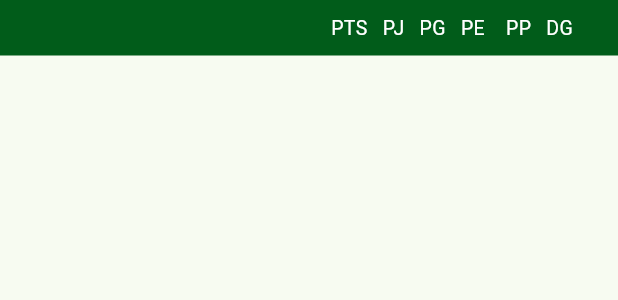
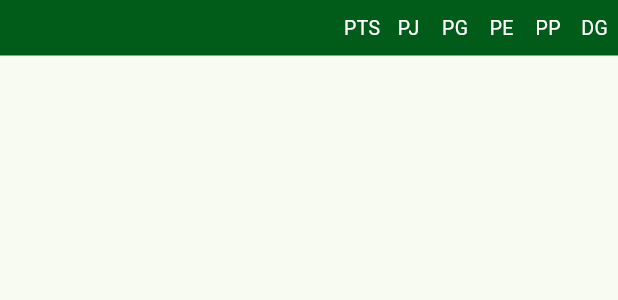
Before and after one commit to Churque/InterCarrera, a Flutter app: the GrupoInfoWidget widget shown alone on an empty page, opened directly with empty values, on a phone screen of 412 x 824 dp. Shown: the top 300 px of the screen. Run offline on Flutter 3.47's test engine with Material 3 defaults, Android fonts, the phone set to English and light mode, and no system bars; our stand-ins replace cloud_firestore, firebase_core; accounts and stored records are empty; network calls fail.

Commit message:
correcion clasificacion

```diff
--- a/lib/app/pages/clasificacion_view.dart
+++ b/lib/app/pages/clasificacion_view.dart
@@ -69,7 +69,6 @@ class GrupoInfoWidget extends StatelessWidget {
   @override
   Widget build(BuildContext context) {
     return Container(
-      padding: EdgeInsets.only(right: 30),
       width: double.infinity,
       height: 37,
       decoration: BoxDecoration(
@@ -77,10 +76,11 @@ class GrupoInfoWidget extends StatelessWidget {
       ),
       child: Row(
         crossAxisAlignment: CrossAxisAlignment.center,
-        mainAxisAlignment: MainAxisAlignment.end,
+        mainAxisAlignment: MainAxisAlignment.start,
         children: [
-          Container(
-            margin: EdgeInsets.fromLTRB(0, 0, 101, 0),
+          Expanded(
+            child: Container(
+              margin: EdgeInsets.fromLTRB(44, 0, 0, 0),
               child: Text(
                 groupName,
                 style: TextStyle(
@@ -92,12 +92,19 @@ class GrupoInfoWidget extends StatelessWidget {
                 ),
               ),
             ),
-          Container(
+          ),
+          Expanded(
+            child: Container(
+              margin: EdgeInsets.only(left: 20),
               child: Row(
+                mainAxisAlignment: MainAxisAlignment.spaceEvenly,
                 children: [
-                Container(
+                  for (dynamic stat in ['PTS', 'PJ', 'PG', 'PE', 'PP', 'DG'])
+                    Expanded(
+                      child: Container(
                         child: Text(
-                    'PTS',
+                          stat,
+                          textAlign: TextAlign.center,
                           style: TextStyle(
                             fontSize: 13,
                             fontWeight: FontWeight.w400,
@@ -105,81 +112,13 @@ class GrupoInfoWidget extends StatelessWidget {
                           ),
                         ),
                       ),
-                SizedBox(width: 10),
-                Container(
-                  margin: EdgeInsets.only(
-                    right: 0,
                     ),
-                  child: Text(
-                    'PJ',
-                    style: TextStyle(
-                      fontSize: 13,
-                      fontWeight: FontWeight.w400,
-                      color: Colors.white,
-                    ),
-                  ),
-                ),
-                SizedBox(width: 10),
-                Container(
-                  margin: EdgeInsets.only(
-                    right: 0,
-                  ),
-                  child: Text(
-                    'PG',
-                    style: TextStyle(
-                      fontSize: 13,
-                      fontWeight: FontWeight.w400,
-                      color: Colors.white,
-                    ),
-                  ),
-                ),
-                SizedBox(width: 10),
-                Container(
-                  margin: EdgeInsets.only(
-                    right: 0,
-                  ),
-                  child: Text(
-                    'PE',
-                    style: TextStyle(
-                      fontSize: 13,
-                      fontWeight: FontWeight.w400,
-                      color: Colors.white,
-                    ),
-                  ),
-                ),
-                SizedBox(width: 14),
-                Container(
-                  margin: EdgeInsets.only(
-                    right: 0,
-                  ),
-                  child: Text(
-                    'PP',
-                    style: TextStyle(
-                      fontSize: 13,
-                      fontWeight: FontWeight.w400,
-                      color: Colors.white,
-                    ),
-                  ),
-                ),
-                SizedBox(width: 10),
-                Container(
-                  margin: EdgeInsets.only(
-                    left: 0,
-                  ),
-                  child: Text(
-                    'DG',
-                    style: TextStyle(
-                      fontSize: 13,
-                      fontWeight: FontWeight.w400,
-                      color: Colors.white,
+                ],
               ),
             ),
           ),
         ],
       ),
-          )
-        ],
-      ),
     );
   }
 }
--- a/lib/app/widgets/equipo_info.dart
+++ b/lib/app/widgets/equipo_info.dart
@@ -9,16 +9,16 @@ class EquipoInfoWidget extends StatelessWidget {
   @override
   Widget build(BuildContext context) {
     return Container(
-      padding: EdgeInsets.fromLTRB(17.5, 7.63, 10.17, 7.63),
+      padding: EdgeInsets.fromLTRB(17.5, 8, 0, 8),
       decoration: BoxDecoration(
         color: Color(0xffffffff),
       ),
       child: Row(
         mainAxisAlignment: MainAxisAlignment.spaceBetween,
         children: [
-          Container(
+          Expanded(
+            child: Container(
               child: Row(
-              crossAxisAlignment: CrossAxisAlignment.center,
                 children: [
                   Container(
                     margin: EdgeInsets.only(
@@ -74,14 +74,16 @@ class EquipoInfoWidget extends StatelessWidget {
                 ],
               ),
             ),
-          Container(
+          ),
+          Expanded(
+            child: Container(
+              margin: EdgeInsets.only(right: 10),
               child: Row(
+                mainAxisAlignment: MainAxisAlignment.spaceEvenly,
                 children: [
                   for (dynamic stat in equipo.estadisticas.toList())
                     Container(
-                    margin: EdgeInsets.only(
-                      right: 20,
-                    ),
+                      width: 28,
                       child: Text(
                         stat.toString(),
                         textAlign: TextAlign.right,
@@ -97,6 +99,7 @@ class EquipoInfoWidget extends StatelessWidget {
                 ],
               ),
             ),
+          ),
         ],
       ),
     );
```
Lines whose indentation alone changed are shown as unchanged.
